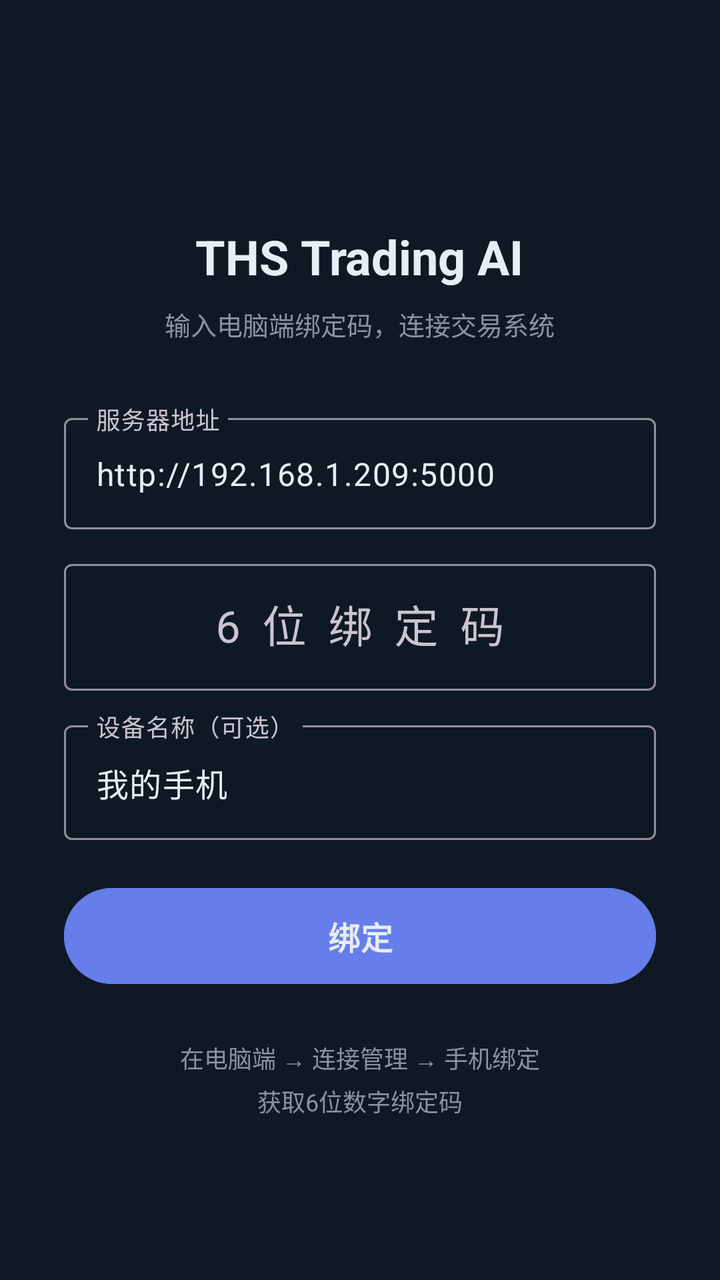
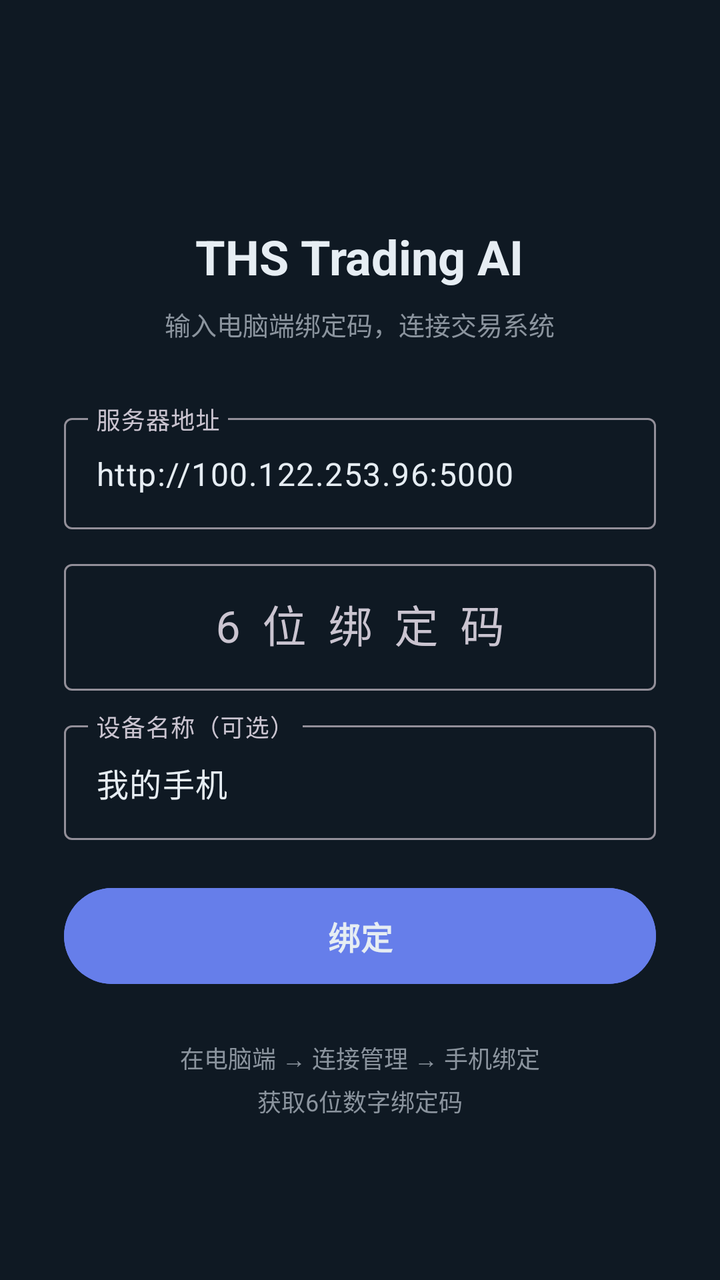

Screens rendered from an Android XML layout before and after an edit, with the pre-edit source and the edit as a unified diff.
<!-- AndroidManifest.xml: application theme Theme.THSTradingAI -->
<!-- res/layout/fragment_bind.xml -->
<?xml version="1.0" encoding="utf-8"?>
<ScrollView xmlns:android="http://schemas.android.com/apk/res/android"
    android:layout_width="match_parent"
    android:layout_height="match_parent"
    android:background="#0f1923"
    android:fillViewport="true">

    <LinearLayout
        android:layout_width="match_parent"
        android:layout_height="wrap_content"
        android:gravity="center_horizontal"
        android:orientation="vertical"
        android:padding="32dp">

        <TextView
            android:layout_width="wrap_content"
            android:layout_height="wrap_content"
            android:text="THS Trading AI"
            android:textColor="#e6edf3"
            android:textSize="24sp"
            android:textStyle="bold"
            android:layout_marginTop="80dp" />

        <TextView
            android:layout_width="wrap_content"
            android:layout_height="wrap_content"
            android:text="输入电脑端绑定码，连接交易系统"
            android:textColor="#8b949e"
            android:textSize="13sp"
            android:layout_marginTop="8dp"
            android:layout_marginBottom="32dp" />

        <com.google.android.material.textfield.TextInputLayout
            android:layout_width="match_parent"
            android:layout_height="wrap_content"
            android:layout_marginBottom="12dp"
            android:hint="服务器地址"
            style="@style/Widget.Material3.TextInputLayout.OutlinedBox">
            <com.google.android.material.textfield.TextInputEditText
                android:id="@+id/serverInput"
                android:layout_width="match_parent"
                android:layout_height="wrap_content"
                android:text="http://192.168.1.209:5000"
                android:textColor="#e6edf3"
                android:textColorHint="#8b949e"
                android:inputType="textUri" />
        </com.google.android.material.textfield.TextInputLayout>

        <com.google.android.material.textfield.TextInputLayout
            android:layout_width="match_parent"
            android:layout_height="wrap_content"
            android:layout_marginBottom="12dp"
            android:hint="6位绑定码"
            style="@style/Widget.Material3.TextInputLayout.OutlinedBox">
            <com.google.android.material.textfield.TextInputEditText
                android:id="@+id/bindCodeInput"
                android:layout_width="match_parent"
                android:layout_height="wrap_content"
                android:textColor="#e6edf3"
                android:textColorHint="#8b949e"
                android:inputType="number"
                android:maxLength="6"
                android:textSize="22sp"
                android:letterSpacing="0.5"
                android:gravity="center" />
        </com.google.android.material.textfield.TextInputLayout>

        <com.google.android.material.textfield.TextInputLayout
            android:layout_width="match_parent"
            android:layout_height="wrap_content"
            android:layout_marginBottom="20dp"
            android:hint="设备名称（可选）"
            style="@style/Widget.Material3.TextInputLayout.OutlinedBox">
            <com.google.android.material.textfield.TextInputEditText
                android:id="@+id/deviceNameInput"
                android:layout_width="match_parent"
                android:layout_height="wrap_content"
                android:text="我的手机"
                android:textColor="#e6edf3"
                android:textColorHint="#8b949e"
                android:inputType="text" />
        </com.google.android.material.textfield.TextInputLayout>

        <com.google.android.material.button.MaterialButton
            android:id="@+id/bindButton"
            android:layout_width="match_parent"
            android:layout_height="56dp"
            android:text="绑定"
            android:textSize="16sp"
            android:textStyle="bold"
            android:backgroundTint="#667eea" />

        <TextView
            android:id="@+id/errorText"
            android:layout_width="wrap_content"
            android:layout_height="wrap_content"
            android:textColor="#f85149"
            android:textSize="13sp"
            android:layout_marginTop="12dp"
            android:visibility="gone" />

        <TextView
            android:layout_width="wrap_content"
            android:layout_height="wrap_content"
            android:text="在电脑端 → 连接管理 → 手机绑定\n获取6位数字绑定码"
            android:textColor="#8b949e"
            android:textSize="12sp"
            android:gravity="center"
            android:layout_marginTop="24dp"
            android:lineSpacingExtra="4dp" />

    </LinearLayout>
</ScrollView>
<!-- resources referenced by this layout -->
<resources>
  <style name="Theme.THSTradingAI" parent="Theme.Material3.Dark.NoActionBar">
          <item name="colorPrimary">@color/accent</item>
          <item name="colorOnPrimary">@color/text_primary</item>
          <item name="android:statusBarColor">@color/bg_primary</item>
          <item name="android:navigationBarColor">@color/bg_card</item>
          <item name="android:windowBackground">@color/bg_primary</item>
      </style>
  <color name="accent">#667eea</color>
  <color name="text_primary">#e6edf3</color>
  <color name="bg_primary">#0f1923</color>
  <color name="bg_card">#16213e</color>
</resources>

<!-- the commit's change to res/layout/fragment_bind.xml (unified diff, before → after) -->
@@ -40,7 +40,7 @@
                 android:id="@+id/serverInput"
                 android:layout_width="match_parent"
                 android:layout_height="wrap_content"
-                android:text="http://192.168.1.209:5000"
+                android:text="http://100.122.253.96:5000"
                 android:textColor="#e6edf3"
                 android:textColorHint="#8b949e"
                 android:inputType="textUri" />
